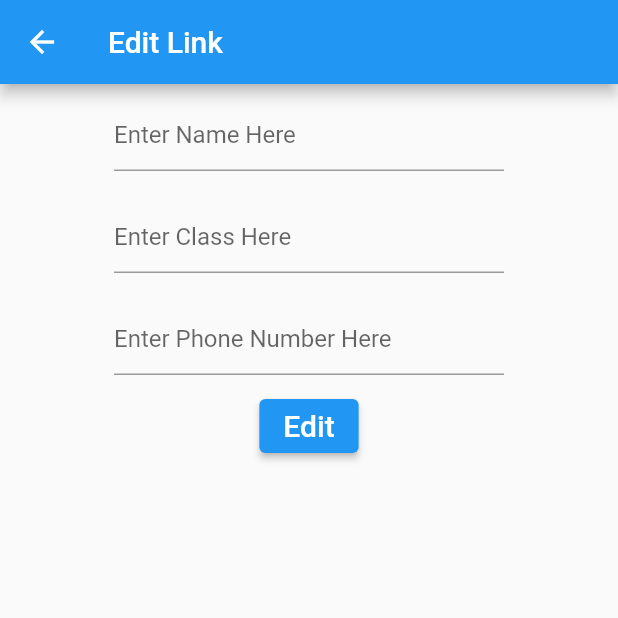
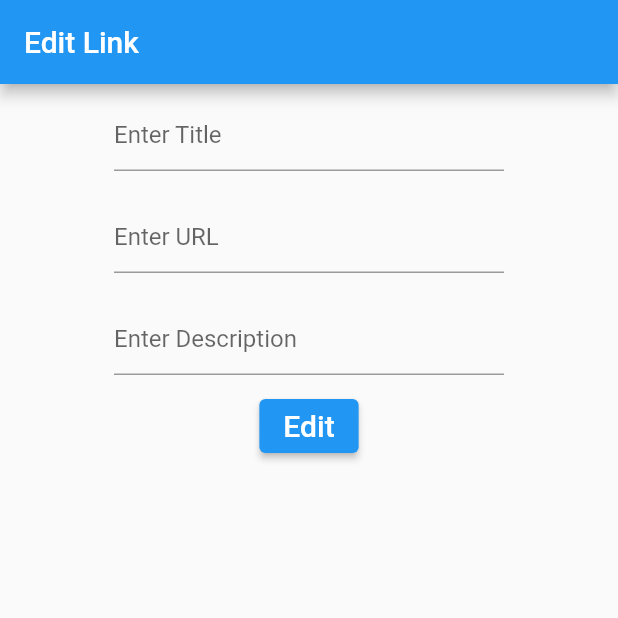
Before and after one commit to ori18s/hidden_linker_flutter, a Flutter app: the EditLinkPage screen opened directly, on a phone screen of 412 x 824 dp, the top half of it. Run offline on Flutter 3.47's test engine with Material 2 defaults, Android fonts, the phone set to English and light mode, and no system bars; our stand-ins replace flutter_slidable, share, shared_preferences, url_launcher_web; missing offline and left inert: clipboard, metadata_fetch, shared_preferences_web; accounts and stored records are empty; statements that could not run were skipped.

Commit message:
edit link

```diff
--- a/lib/screens/edit_link_page.dart
+++ b/lib/screens/edit_link_page.dart
@@ -1,58 +1,47 @@
 import 'package:flutter/cupertino.dart';
- import 'package:flutter/material.dart';
+import 'package:flutter/material.dart';
 import 'package:hidden_linker_flutter/screens/Home.dart';
 import 'dart:developer' as developer;
-
 
 class EditLinkPage extends StatefulWidget {
   static const routeName = '/editLink';
 
-  final String title;
-  final String description;
-  final String url;
+  // final String title;
+  // final String description;
+  // final String url;
 
-  const EditLinkPage({
-    Key key,
-    this.title,
-    this.description,
-    this.url
-  }) : super(key: key);
+  // const EditLinkPage({
+  //   Key key,
+  //   this.title,
+  //   this.description,
+  //   this.url
+  // }) : super(key: key);
+
   @override
   _EditLinkState createState() => _EditLinkState();
 }
 
 class _EditLinkState extends State<EditLinkPage> {
-
+  var linkId;
 
   final titleController = TextEditingController();
+  final urlController = TextEditingController();
   final desController = TextEditingController();
-  final urlController = TextEditingController();
 
-  // initState() {
-  //   super.initState();
-  //   _init();
-  // }
-
-  // void _init () {
-  //   dynamic args = ModalRoute.of(context).settings.arguments;
-  //   titleController.text = args.title;
-  //   // developer.log('log me', name: 'my.app.category');
-  //   // print('test $title');
-  // }
+  @override
+  void initState() {
+    super.initState();
+    WidgetsBinding.instance.addPostFrameCallback((_) {
+      final args = ModalRoute.of(context).settings.arguments as Map<String, String>;
+      titleController.text = args["title"];
+      urlController.text = args["url"];
+      desController.text = args["description"];
+      linkId = args["linkId"];
+    });
+  }
 
 
   Widget build(BuildContext context) {
-    dynamic args = ModalRoute.of(context).settings.arguments;
-    print('args $args');
-    // titleController.text = args.title;
-    // return Scaffold(
-    //   body: Center(
-    //     child: Text("1234"),
-    //   ),
-    // );
-    // dynamic args = ModalRoute.of(context).settings.arguments;
-    // titleController.text = args.title;
-
     return Scaffold(
       appBar: AppBar(
         title: Text("Edit Link"),
@@ -67,7 +56,7 @@
             child: TextField(
                 controller: titleController,
                 autocorrect: true,
-                decoration: InputDecoration(hintText: 'Enter Name Here'),
+                decoration: InputDecoration(hintText: 'Enter Title'),
               )
             ),
 
@@ -75,9 +64,9 @@
             width: 280,
             padding: EdgeInsets.all(10.0),
             child: TextField(
-                // controller: studentClass,
+                controller: urlController,
                 autocorrect: true,
-                decoration: InputDecoration(hintText: 'Enter Class Here'),
+                decoration: InputDecoration(hintText: 'Enter URL'),
               )
             ),
 
@@ -85,15 +74,23 @@
             width: 280,
             padding: EdgeInsets.all(10.0),
             child: TextField(
-                // controller: phoneNumber,
+                controller: desController,
                 autocorrect: true,
-                decoration: InputDecoration(hintText: 'Enter Phone Number Here'),
+                decoration: InputDecoration(hintText: 'Enter Description'),
               )
             ),
 
             ElevatedButton(
               onPressed: () {
-                Navigator.pop(context);
+                Navigator.pop(
+                  context,
+                  {
+                    "title": titleController.text,
+                    "url": urlController.text,
+                    "description": desController.text,
+                    "linkId": linkId,
+                  }
+                );
               },
               child: Text(
                 'Edit',
--- a/lib/screens/home.dart
+++ b/lib/screens/home.dart
@@ -138,6 +138,30 @@
     prefs.setString('linkList', list);
   }
 
+  _moveEditPageAndEdit(BuildContext context, Link link) async {
+    final result = await Navigator.pushNamed(
+      context,
+      EditLinkPage.routeName,
+      arguments: {
+        "title": link.title,
+        "url": link.url,
+        "description": link.description,
+        "linkId": link.id,
+      }
+    );
+
+    if (result != null) {
+      Map<String, dynamic> editResult = result;
+      Link editItem = _items.firstWhere((item) => item.id == editResult["linkId"]);
+      editItem.title = editResult["title"];
+      editItem.url = editResult["url"];
+      editItem.description = editResult["description"];
+
+      setState(() { _items = _items; });
+      setListAtLocal();
+    }
+  }
+
   List<Widget> _getListItems() => _items
       .asMap()
       .map((i, item) => MapEntry(i, _buildTenableListTile(item, i)))
@@ -179,16 +203,6 @@
                       overflow: TextOverflow.ellipsis,
                     ),
                   ),
-                  // Expanded(
-                  //   flex: 5,
-                  //   child: Container(
-                  //   margin: const EdgeInsets.only(left: 10.0),
-                  //     child : Text(
-                  //       "${item.description}",
-                  //       overflow: TextOverflow.ellipsis,
-                  //     ),
-                  //   ),
-                  // ),
                   Expanded(
                     flex: 3,
                     child: Container(
@@ -224,21 +238,16 @@
           color: Colors.blue,
           icon: Icons.edit,
           onTap: () {
-            // Navigator.push(
+            // Navigator.pushNamed(
             //   context,
-            //   MaterialPageRoute(
-            //     builder: (context) => EditLinkPage()
-            //   )
+            //   EditLinkPage.routeName,
+            //   arguments: {
+            //     "title": item.title,
+            //     "url": item.url,
+            //     "description": item.description,
+            //   }
             // );
-            Navigator.pushNamed(
-              context,
-              EditLinkPage.routeName,
-              arguments: ScreenArguments(
-                'TEST',
-                'TEST',
-                'function.',
-              ),
-            );
+            _moveEditPageAndEdit(context, item);
           },
         ),
         IconSlideAction(
```
Also changed, not shown: lib/main.dart (+19 -17 lines).
